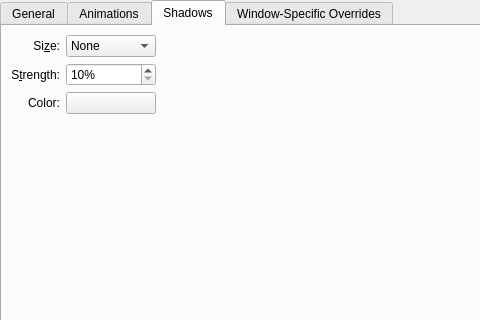
alex47/BreezeBlurred, file config/ui/breezeconfigurationui.ui: the form before one commit; both pictures show x 0 to 480 and y 0 to 320 of the 745 by 459 pixel window.
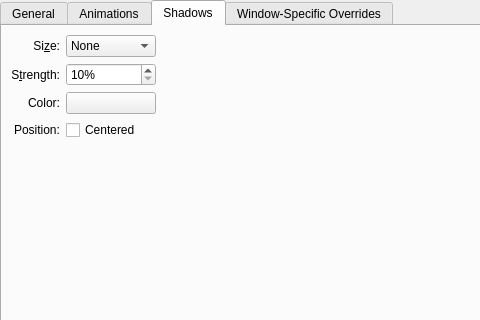
The form after the commit. The open tabs and pages were chosen to show the change. Custom widgets are drawn as their Qt base class.

Commit message: add config option to center window shadow

The edit to the form file:
```diff
--- a/config/ui/breezeconfigurationui.ui
+++ b/config/ui/breezeconfigurationui.ui
@@ -374,7 +374,7 @@
        <item row="2" column="1">
         <widget class="KColorButton" name="shadowColor"/>
        </item>
-       <item row="3" column="0" colspan="3">
+       <item row="4" column="0" colspan="3">
         <spacer name="verticalSpacer_3">
          <property name="orientation">
           <enum>Qt::Vertical</enum>
@@ -387,6 +387,20 @@
          </property>
         </spacer>
        </item>
+       <item row="3" column="0" alignment="Qt::AlignRight">
+        <widget class="QLabel" name="label_7">
+         <property name="text">
+          <string>Position:</string>
+         </property>
+        </widget>
+       </item>
+       <item row="3" column="1">
+        <widget class="QCheckBox" name="shadowCentered">
+         <property name="text">
+          <string>Centered</string>
+         </property>
+        </widget>
+       </item>
       </layout>
      </widget>
      <widget class="QWidget" name="tab_3">
```
The commit also changes 3 other files.
